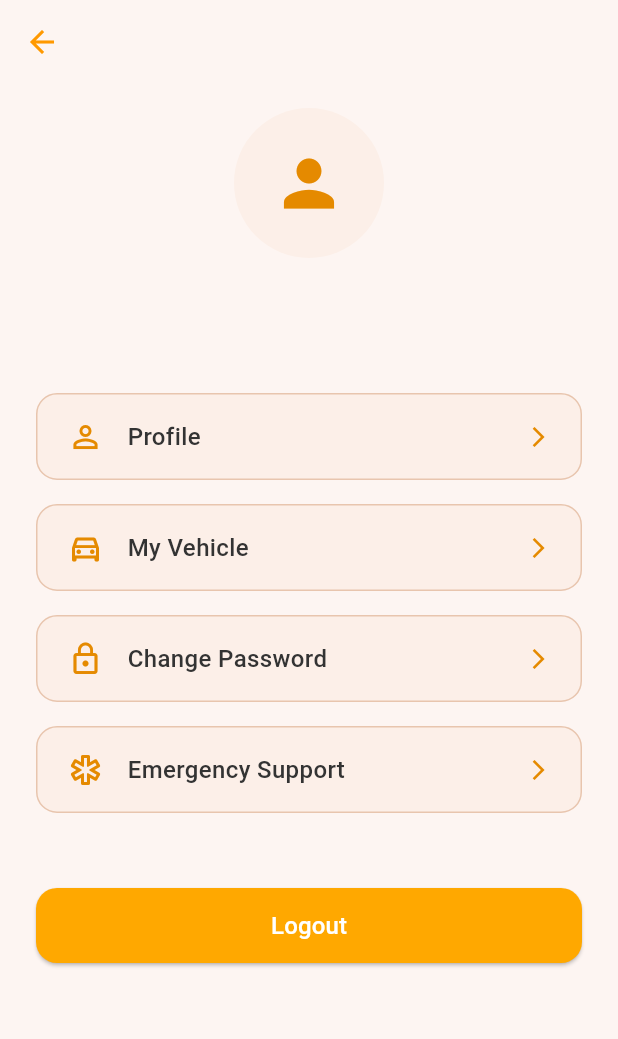
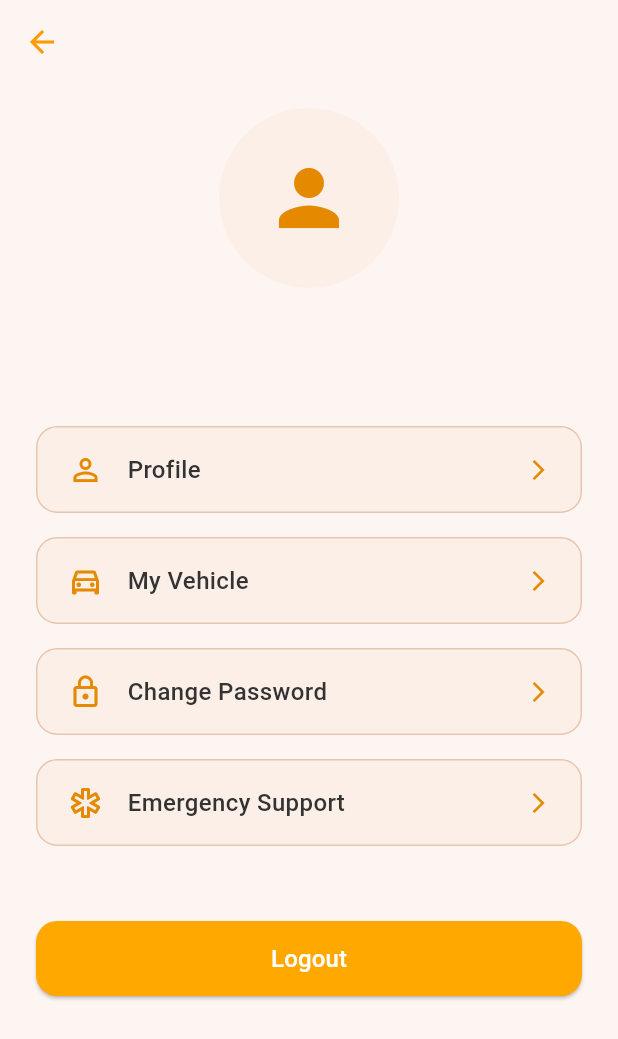
Before and after one commit to hXuya/MotoMitra_Mob, a Flutter app: the AccountSettingsScreen screen opened directly, on a phone screen of 412 x 824 dp. Shown: the top 1039 px of the screen. Run offline on Flutter 3.47's test engine with Material 3 defaults, Android fonts, the phone set to English and light mode, and no system bars; our stand-ins replace flutter_dotenv, flutter_secure_storage, google_fonts, image_picker; accounts and stored records are empty; network calls fail.

Commit message:
Fixed profile image update synchronization between screens

```diff
--- a/lib/screens/accounts_setting_screen.dart
+++ b/lib/screens/accounts_setting_screen.dart
@@ -38,9 +38,12 @@ class _AccountSettingsScreenState extends State<AccountSettingsScreen> {
     try {
       final response = await AuthService.getProfile();
       if (response['status'] == 200 && mounted) {
+        final userData = response['data'];
         setState(() {
-          userName = response['data']['name'];
-          userImage = response['data']['imageUrl'];
+          userName = userData['username'] ?? '';
+          userImage = userData['profileImage'] != null
+              ? '$baseUrl/${userData['profileImage']}'
+              : null;
         });
       }
     } catch (e) {
@@ -188,28 +191,29 @@ class _AccountSettingsScreenState extends State<AccountSettingsScreen> {
             crossAxisAlignment: CrossAxisAlignment.center,
             children: [
               CircleAvatar(
-                radius: 50,
+                radius: 60,
                 backgroundColor: const Color(0xFFFCEFE8),
                 backgroundImage:
                     userImage != null ? NetworkImage(userImage!) : null,
                 child: userImage == null
                     ? const Icon(
                         Icons.person,
-                        size: 50,
+                        size: 60,
                         color: Color(0xFFE58A00),
                       )
                     : null,
               ),
-              const SizedBox(height: 16),
+              const SizedBox(height: 12),
               Text(
                 userName,
                 style: const TextStyle(
-                  fontSize: 24,
+                  fontSize: 28,
                   fontWeight: FontWeight.bold,
-                  color: Color(0xFF333333),
+                  color: Color(0xFFFF9900),
                 ),
               ),
               const SizedBox(height: 40),
+              // Rest of your UI remains the same
               _buildSettingOption(
                 'Profile',
                 Icons.person_outline,
@@ -217,7 +221,10 @@ class _AccountSettingsScreenState extends State<AccountSettingsScreen> {
                   Navigator.push(
                     context,
                     MaterialPageRoute(builder: (_) => ProfileScreen()),
-                  );
+                  ).then((_) {
+                    // Refresh profile data when returning from ProfileScreen
+                    _fetchUserProfile();
+                  });
                 },
               ),
               const SizedBox(height: 16),
```
